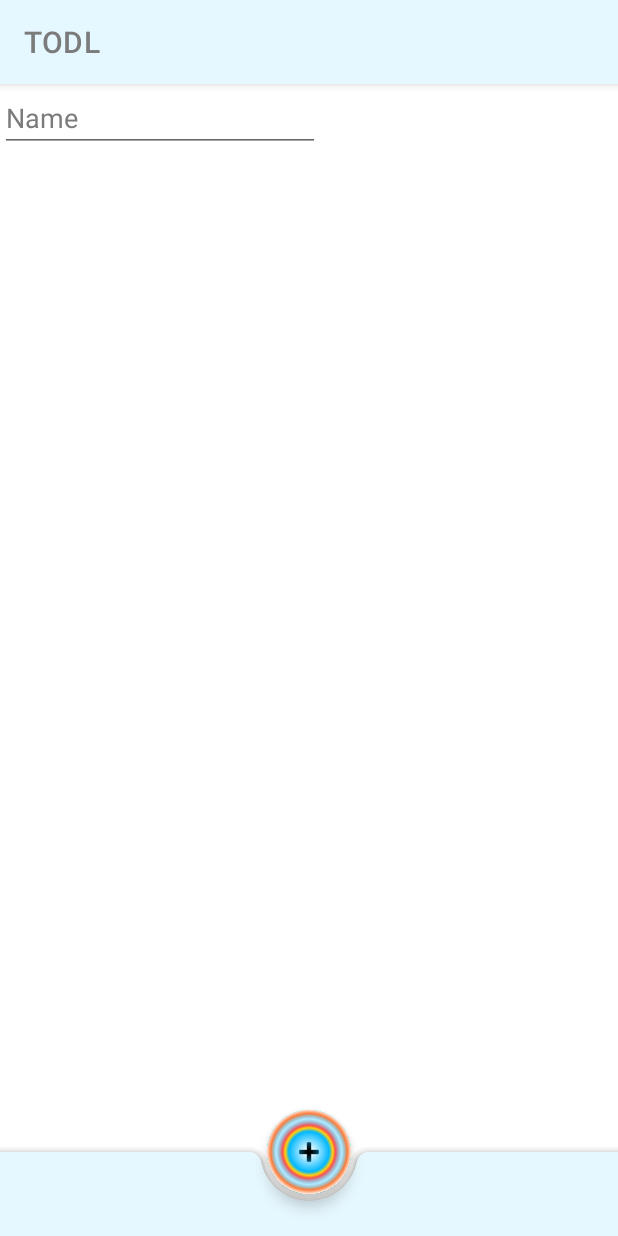
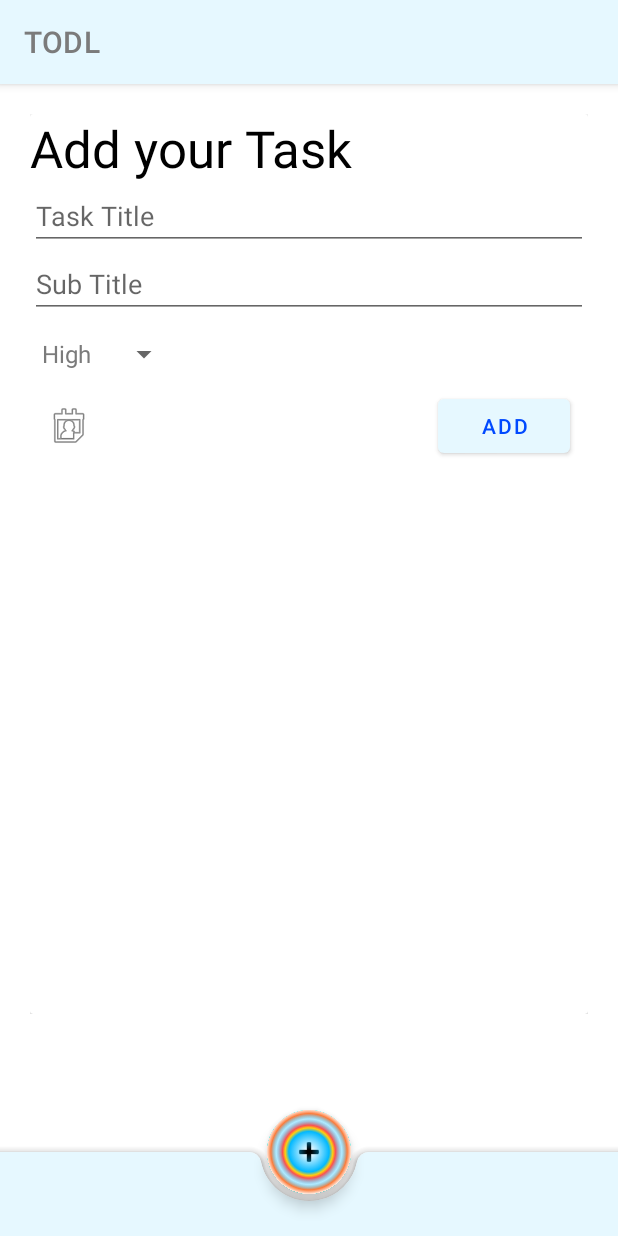
Before and after one commit to iBelal995/Belal-s-Project, an Android app: the TodlAddFragment screen opened through its navigation route, on a phone screen of 412 x 824 dp. Run offline under Robolectric (Android 15) with nearby library versions, the phone set to English and light mode, and no system bars.

Commit message:
"update2"

```diff
--- a/todlProjectV1/app/src/main/java/com/example/todlprojectv1/view/MainActivity.kt
+++ b/todlProjectV1/app/src/main/java/com/example/todlprojectv1/view/MainActivity.kt
@@ -5,6 +5,7 @@ import android.os.Bundle
 import android.view.View
 import android.widget.Toast
 import androidx.appcompat.app.AppCompatActivity
+import androidx.navigation.findNavController
 import com.example.todlprojectv1.R
 
 class MainActivity : AppCompatActivity() {
@@ -18,8 +19,6 @@ class MainActivity : AppCompatActivity() {
         val fab: View = findViewById(R.id.floating)
         fab.setOnClickListener {
             clickSound.start()// To start the sound on clicking
-            Toast.makeText(this, "Hi", Toast.LENGTH_SHORT).show()
-
         }
         }
 
--- a/todlProjectV1/app/src/main/res/layout/activity_main.xml
+++ b/todlProjectV1/app/src/main/res/layout/activity_main.xml
@@ -7,11 +7,12 @@
     tools:context=".view.MainActivity">
 
     <!-- Note: A RecyclerView can also be used -->
+
     <androidx.core.widget.NestedScrollView
         android:layout_width="match_parent"
         android:layout_height="match_parent"
-        android:paddingBottom="100dp"
-        android:clipToPadding="false">
+        android:clipToPadding="false"
+        android:paddingBottom="100dp">
 
         <!-- Scrollable content -->
 
--- a/todlProjectV1/app/src/main/res/layout/fragment_todl_add.xml
+++ b/todlProjectV1/app/src/main/res/layout/fragment_todl_add.xml
@@ -1,16 +1,87 @@
 <?xml version="1.0" encoding="utf-8"?>
 <androidx.constraintlayout.widget.ConstraintLayout xmlns:android="http://schemas.android.com/apk/res/android"
+    xmlns:app="http://schemas.android.com/apk/res-auto"
     xmlns:tools="http://schemas.android.com/tools"
     android:id="@+id/frameLayout"
     android:layout_width="match_parent"
     android:layout_height="match_parent"
-    tools:context=".view.TodlAddFragment" >
+    android:padding="20dp"
+    tools:context=".view.TodlAddFragment">
 
-    <EditText
-        android:id="@+id/editTextTextPersonName"
-        android:layout_width="wrap_content"
-        android:layout_height="wrap_content"
-        android:ems="10"
-        android:inputType="textPersonName"
-        android:text="Name" />
+    <androidx.cardview.widget.CardView
+        android:layout_width="0dp"
+        android:layout_height="600dp"
+        app:layout_constraintBottom_toBottomOf="parent"
+        app:layout_constraintEnd_toEndOf="parent"
+        app:layout_constraintHorizontal_bias="0.0"
+        app:layout_constraintStart_toStartOf="parent"
+        app:layout_constraintTop_toTopOf="parent"
+        app:layout_constraintVertical_bias="0.0">
+
+        <LinearLayout
+            android:layout_width="match_parent"
+            android:layout_height="wrap_content"
+            android:orientation="vertical">
+
+            <TextView
+                android:id="@+id/textView"
+                android:layout_width="wrap_content"
+                android:layout_height="wrap_content"
+                android:text="Add your Task"
+                android:textColor="#000000"
+                android:textSize="34sp" />
+
+            <EditText
+                android:id="@+id/editTextTextPersonName"
+                android:layout_width="match_parent"
+                android:layout_height="wrap_content"
+                android:ems="10"
+                android:hint="Task Title"
+                android:inputType="textPersonName"
+                tools:ignore="TouchTargetSizeCheck" />
+
+            <EditText
+                android:id="@+id/editTextTextPersonName2"
+                android:layout_width="match_parent"
+                android:layout_height="wrap_content"
+                android:ems="10"
+                android:hint="Sub Title"
+                android:inputType="textPersonName" />
+
+            <Spinner
+                android:id="@+id/spinner"
+                android:layout_width="100dp"
+                android:layout_height="wrap_content"
+                android:dropDownWidth="wrap_content"
+                android:entries="@array/Priority"
+                android:minHeight="48dp"
+                android:spinnerMode="dropdown" />
+
+            <LinearLayout
+                android:layout_width="match_parent"
+                android:layout_height="match_parent"
+                android:orientation="horizontal">
+
+                <ImageButton
+                    android:id="@+id/imageButton"
+                    android:layout_width="wrap_content"
+                    android:layout_height="wrap_content"
+                    android:layout_gravity="center"
+                    android:layout_marginLeft="10dp"
+                    android:background="@android:color/transparent"
+                    android:src="@android:drawable/ic_menu_my_calendar" />
+
+                <Button
+                    android:id="@+id/button"
+                    android:layout_width="wrap_content"
+                    android:layout_height="wrap_content"
+                    android:layout_marginLeft="230dp"
+                    android:gravity="center"
+                    android:text="Add" />
+            </LinearLayout>
+
+        </LinearLayout>
+
+    </androidx.cardview.widget.CardView>
+
 </androidx.constraintlayout.widget.ConstraintLayout>
--- a/todlProjectV1/app/src/main/res/layout/fragment_todl_list.xml
+++ b/todlProjectV1/app/src/main/res/layout/fragment_todl_list.xml
@@ -11,6 +11,7 @@
         android:layout_width="409dp"
         android:layout_height="867dp"
         android:orientation="vertical"
+        android:padding="20dp"
         app:layout_constraintBottom_toBottomOf="parent"
         app:layout_constraintEnd_toEndOf="parent"
         app:layout_constraintHorizontal_bias="0.5"
@@ -21,7 +22,9 @@
             android:id="@+id/textView2"
             android:layout_width="match_parent"
             android:layout_height="wrap_content"
-            android:text="TextView" />
+            android:text="MyList:"
+            android:textColor="#000000"
+            android:textSize="20sp" />
 
         <View
             android:id="@+id/divider2"
@@ -31,6 +34,7 @@
 
         <androidx.recyclerview.widget.RecyclerView
             android:layout_width="match_parent"
-            android:layout_height="match_parent" />
+            android:layout_height="match_parent"
+            app:layoutManager="androidx.recyclerview.widget.LinearLayoutManager" />
     </LinearLayout>
 </androidx.constraintlayout.widget.ConstraintLayout>
--- a/todlProjectV1/app/src/main/res/values/strings.xml
+++ b/todlProjectV1/app/src/main/res/values/strings.xml
@@ -2,4 +2,9 @@
     <string name="app_name">TODL</string>
     <!-- TODO: Remove or change this placeholder text -->
     <string name="hello_blank_fragment">Hello blank fragment</string>
+    <array name="Priority">
+        <item>High</item>
+        <item>Medium</item>
+        <item>Low</item>
+    </array>
 </resources>
```
